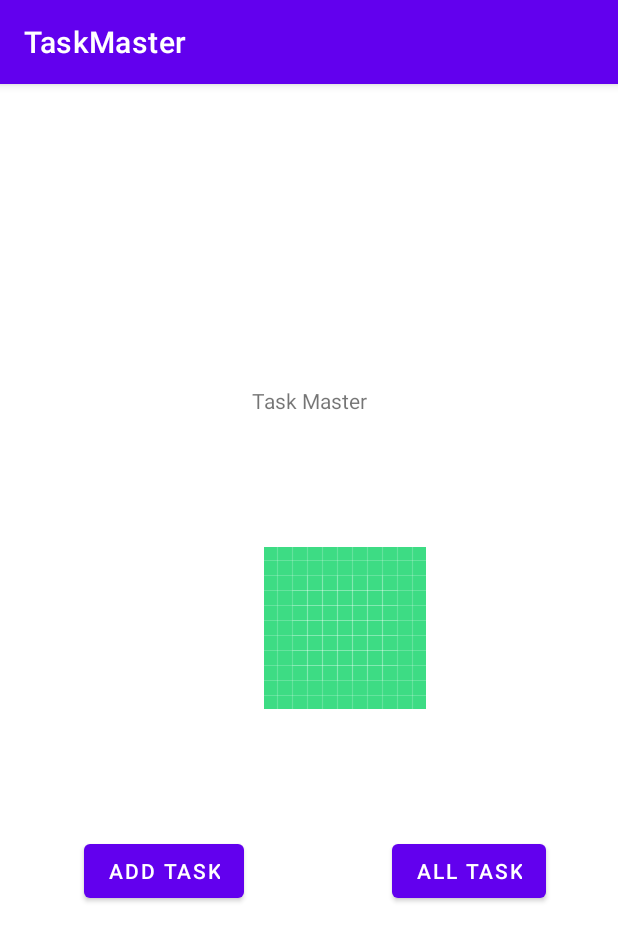
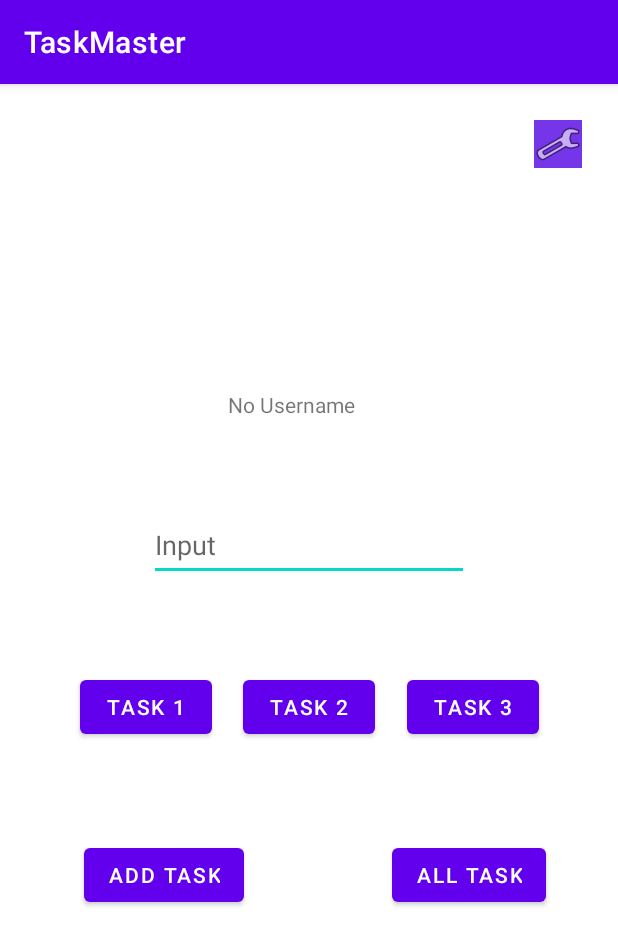
Before and after one commit to snur206/taskmaster, an Android app: the screen it shows after launch (MainActivity), on a phone screen of 412 x 824 dp. Shown: the top 945 px of the screen. Run offline under Robolectric (Android 15) with nearby library versions, the phone set to English and light mode, and no system bars.

Commit message:
lab 27 done

```diff
--- a/taskmaster/app/src/main/java/com/snur206/taskmaster/MainActivity.java
+++ b/taskmaster/app/src/main/java/com/snur206/taskmaster/MainActivity.java
@@ -1,13 +1,22 @@
 package com.snur206.taskmaster;
+
+import static com.snur206.taskmaster.UserSettingsActivity.USER_NAME_TAG;
 
 import androidx.appcompat.app.AppCompatActivity;
 
 import android.content.Intent;
+import android.content.SharedPreferences;
 import android.os.Bundle;
+import android.preference.PreferenceManager;
 import android.widget.Button;
+import android.widget.EditText;
+import android.widget.ImageView;
+import android.widget.TextView;
 
 public class MainActivity extends AppCompatActivity {
-    public final String TAG = "MainActivity";
+//    public final String TAG = "MainActivity";
+    public static final String TASK_INPUT_EXTRA_TAG = "userTask";
+
         @Override
         protected void onCreate(Bundle savedInstanceState) {
             super.onCreate(savedInstanceState);
@@ -30,6 +39,44 @@ public class MainActivity extends AppCompatActivity {
                 startActivity(goToAllTaskFromIntent);
             });
 
+            Button taskButtonOne = (Button)  findViewById(R.id.mainActivityTaskOneBtn);
+
+            taskButtonOne.setOnClickListener(v -> {
+                Intent goToTaskOneFromIntent = new Intent(this, TaskDetails.class);
+                startActivity(goToTaskOneFromIntent);
+            });
+
+            Button taskButtonTwo = (Button)  findViewById(R.id.mainActivityTaskTwoBtn);
+
+            taskButtonTwo.setOnClickListener(v -> {
+                Intent goToTaskTwoFromIntent = new Intent(this, TaskDetails.class);
+                startActivity(goToTaskTwoFromIntent);
+            });
+
+            Button taskButtonThree = (Button)  findViewById(R.id.mainActivityTaskThreeBtn);
+
+            taskButtonThree.setOnClickListener(v -> {
+                Intent goToTaskThreeFromIntent = new Intent(this, TaskDetails.class);
+                startActivity(goToTaskThreeFromIntent);
+            });
+
+
+            ImageView settingsButton = (ImageView) findViewById(R.id.mainActivitySettingsImgView);
+            settingsButton.setOnClickListener(v -> {
+                String userInput = ((EditText)findViewById(R.id.mainActivityUserInputEditText)).getText().toString();
+                Intent goToUserSettingsIntent = new Intent(this, UserSettingsActivity.class);
+                goToUserSettingsIntent.putExtra(TASK_INPUT_EXTRA_TAG, userInput);
+                startActivity(goToUserSettingsIntent);
+            });
+
 
         }
+    @Override
+    protected void onResume() {
+        super.onResume();
+        SharedPreferences preferences = PreferenceManager.getDefaultSharedPreferences(this);
+
+        String username = preferences.getString(USER_NAME_TAG, "No Username");
+        ((TextView)findViewById(R.id.mainActivityTaskMasterTextView)).setText(username);
+    }
 }
--- a/taskmaster/app/src/main/res/layout/activity_main.xml
+++ b/taskmaster/app/src/main/res/layout/activity_main.xml
@@ -11,12 +11,13 @@
         android:layout_width="wrap_content"
         android:layout_height="wrap_content"
         android:layout_marginTop="80dp"
-        android:text="@string/taskMaster"
+        android:text="@string/taskMasterUpdate"
         app:layout_constraintBottom_toBottomOf="parent"
         app:layout_constraintEnd_toEndOf="parent"
+        app:layout_constraintHorizontal_bias="0.465"
         app:layout_constraintStart_toStartOf="parent"
         app:layout_constraintTop_toTopOf="parent"
-        app:layout_constraintVertical_bias="0.181" />
+        app:layout_constraintVertical_bias="0.185" />
 
     <Button
         android:id="@+id/mainActivityAllTaskBtn"
@@ -39,14 +40,66 @@
         app:layout_constraintTop_toBottomOf="@+id/mainActivityTaskMasterTextView" />
 
     <ImageView
-        android:id="@+id/mainActivityImgView"
+        android:id="@+id/mainActivitySettingsImgView"
         android:layout_width="wrap_content"
         android:layout_height="wrap_content"
-        android:layout_marginTop="88dp"
-        android:layout_marginEnd="128dp"
-        android:contentDescription="@string/todo"
+        android:layout_marginTop="24dp"
+        android:layout_marginEnd="24dp"
+        android:background="#7535E8"
+        android:contentDescription="@string/settingBtn"
         app:layout_constraintEnd_toEndOf="parent"
-        app:layout_constraintTop_toBottomOf="@+id/mainActivityTaskMasterTextView"
-        app:srcCompat="@drawable/ic_launcher_background" />
+        app:layout_constraintTop_toTopOf="parent"
+        app:srcCompat="@android:drawable/ic_menu_manage"
+        tools:srcCompat="@android:drawable/ic_menu_manage" />
+
+    <EditText
+        android:id="@+id/mainActivityUserInputEditText"
+        android:layout_width="wrap_content"
+        android:layout_height="wrap_content"
+        android:layout_marginTop="60dp"
+        android:autofillHints=""
+        android:ems="10"
+        android:hint="@string/input"
+        android:inputType="textPersonName"
+        android:minHeight="48dp"
+        app:layout_constraintEnd_toEndOf="parent"
+        app:layout_constraintHorizontal_bias="0.5"
+        app:layout_constraintStart_toStartOf="parent"
+        app:layout_constraintTop_toBottomOf="@+id/mainActivityTaskMasterTextView" />
+
+    <Button
+        android:id="@+id/mainActivityTaskOneBtn"
+        android:layout_width="wrap_content"
+        android:layout_height="wrap_content"
+        android:layout_marginStart="32dp"
+        android:layout_marginTop="60dp"
+        android:text="@string/taskOne"
+        app:layout_constraintEnd_toStartOf="@+id/mainActivityTaskTwoBtn"
+        app:layout_constraintHorizontal_bias="0.5"
+        app:layout_constraintStart_toStartOf="parent"
+        app:layout_constraintTop_toBottomOf="@+id/mainActivityUserInputEditText" />
+
+    <Button
+        android:id="@+id/mainActivityTaskTwoBtn"
+        android:layout_width="wrap_content"
+        android:layout_height="wrap_content"
+        android:layout_marginTop="60dp"
+        android:text="@string/taskTwo"
+        app:layout_constraintEnd_toStartOf="@+id/mainActivityTaskThreeBtn"
+        app:layout_constraintHorizontal_bias="0.561"
+        app:layout_constraintStart_toEndOf="@+id/mainActivityTaskOneBtn"
+        app:layout_constraintTop_toBottomOf="@+id/mainActivityUserInputEditText" />
+
+    <Button
+        android:id="@+id/mainActivityTaskThreeBtn"
+        android:layout_width="wrap_content"
+        android:layout_height="wrap_content"
+        android:layout_marginTop="60dp"
+        android:layout_marginEnd="32dp"
+        android:text="@string/taskThree"
+        app:layout_constraintEnd_toEndOf="parent"
+        app:layout_constraintHorizontal_bias="0.5"
+        app:layout_constraintStart_toEndOf="@+id/mainActivityTaskTwoBtn"
+        app:layout_constraintTop_toBottomOf="@+id/mainActivityUserInputEditText" />
 
 </androidx.constraintlayout.widget.ConstraintLayout>
--- a/taskmaster/app/src/main/res/values/strings.xml
+++ b/taskmaster/app/src/main/res/values/strings.xml
@@ -14,4 +14,22 @@
     <string name="taskTitleHint">Task Hint</string>
     <string name="taskDescriptionHint">Description Hint</string>
     <string name="textViewSubmitted">Submitted!</string>
+    <string name="taskMasterUpdate">My Tasks</string>
+    <string name="codeChallenge">Code Challenge</string>
+    <string name="cC">CC</string>
+    <string name="labTask">Lab</string>
+    <string name="restTask">Rest</string>
+    <string name="settingBtn">User settings</string>
+    <string name="userName">Username</string>
+    <string name="usernameEditText">Input Username</string>
+    <string name="save">Save</string>
+    <string name="input">Input</string>
+    <string name="no_input">No Input</string>
+    <string name="taskOne">Task 1</string>
+    <string name="taskTwo">Task 2</string>
+    <string name="taskThree">Task 3</string>
+    <string name="taskDetails">"Task Details "</string>
+    <string name="taskDetailsBodyText">Lorem ipsum dolor sit amet, consectetur adipiscing elit, sed do eiusmod tempor incididunt ut labore et dolore magna aliqua. Ut enim ad minim veniam, quis nostrud exercitation ullamco laboris nisi ut aliquip ex ea commodo consequat. Duis aute irure dolor in reprehenderit in voluptate velit esse cillum dolore eu fugiat nulla pariatur. Excepteur sint occaecat cupidatat non proident, sunt in culpa qui officia deserunt mollit anim id est laborum.</string>
+    <string name="taskDetailsbtnnn">Task 1</string>
+    <string name="taskDetailsBtn">Task Detail</string>
 </resources>
```
Also changed, not shown: taskmaster/app/src/main/AndroidManifest.xml (+14 -0 lines), taskmaster/app/src/main/java/com/snur206/taskmaster/TaskDetails.java (added, +20 -0 lines), taskmaster/app/src/main/java/com/snur206/taskmaster/UserSettingsActivity.java (added, +58 -0 lines), taskmaster/app/src/main/res/layout/activity_task_details.xml (added, +40 -0 lines), taskmaster/app/src/main/res/layout/activity_user_settings.xml (added, +62 -0 lines), 4 other files.
